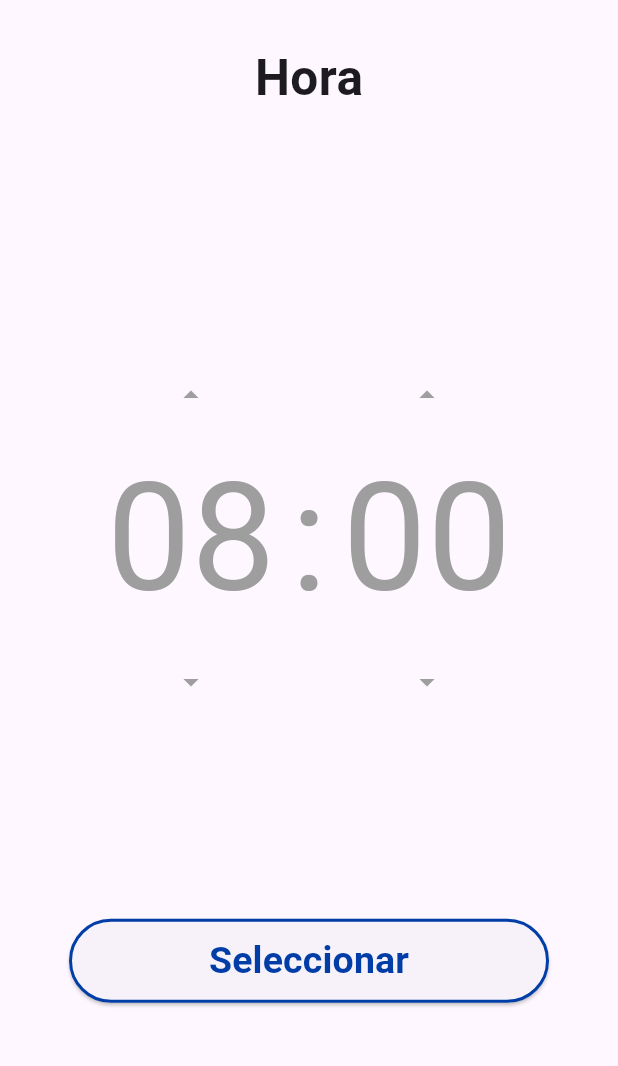
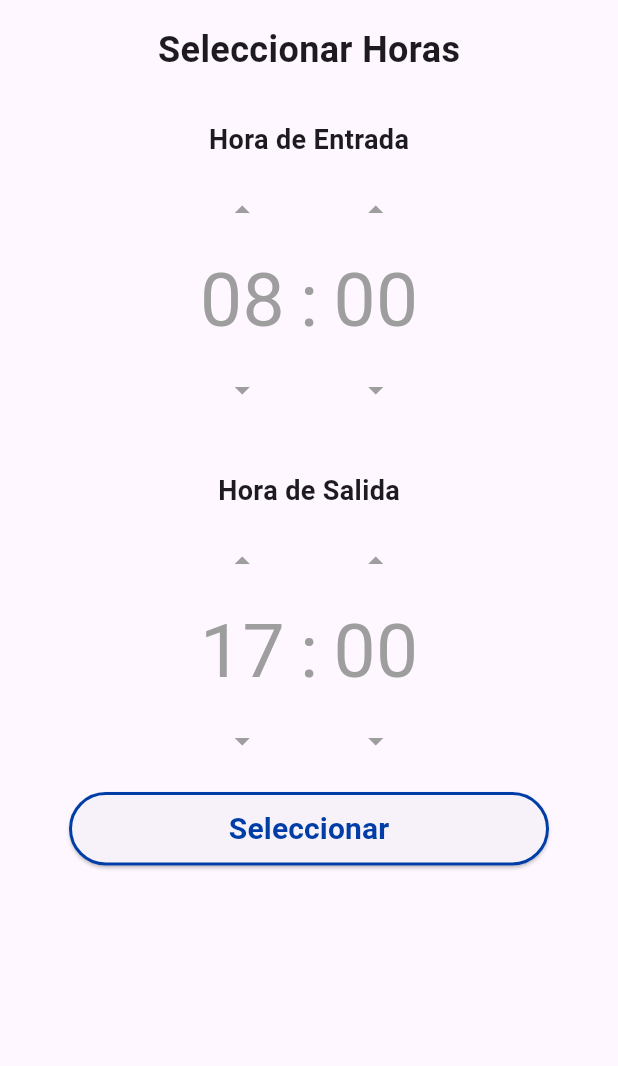
Before and after one commit to Gonzalolo1123/PUM-Parking-Ula-Movil-, a Flutter app: the MyHomePage screen opened directly, after a tap on "Hora", on a phone screen of 412 x 824 dp, the part 90-1156 px from its top. Run offline on Flutter 3.47's test engine with Material 3 defaults, Android fonts, the phone set to English and light mode, and no system bars; our stand-ins replace carousel_slider, permission_handler; missing offline and left inert: qrscan; network calls fail.

Commit message:
Avances, seleccion vehiculo y actualizacion hora con entrada y salida

```diff
--- a/lib/pag2.dart
+++ b/lib/pag2.dart
@@ -37,7 +37,7 @@ class _LogInState extends State<LogIn> {
 
     try {
       final response = await http.post(
-        Uri.parse('https://website-parking-ulagos.onrender.com/usuarios/iniciosesion'),
+        Uri.parse('http://10.0.2.2:3000/usuarios/iniciosesion'),
         headers: {
           'Content-Type': 'application/json',
         },
--- a/lib/pag3.dart
+++ b/lib/pag3.dart
@@ -62,7 +62,7 @@ class _LogUpState extends State<LogUp> {
 
     try {
       final response = await http.post(
-        Uri.parse('https://website-parking-ulagos.onrender.com/usuarios/registro'),
+        Uri.parse('http://10.0.2.2:3000/usuarios/registro'),
         headers: {
           'Content-Type': 'application/json',
         },
--- a/lib/pag7.dart
+++ b/lib/pag7.dart
@@ -1,9 +1,9 @@
-// ignore_for_file: use_key_in_widget_constructors, library_private_types_in_public_api, avoid_print, unused_field, unused_element, use_build_context_synchronously, prefer_const_constructors
+// ignore_for_file: avoid_print, prefer_const_constructors, use_build_context_synchronously
 
+import 'dart:convert';
 import 'package:flutter/material.dart';
+import 'package:flutter/services.dart'; // Importa este paquete para usar TextInputFormatter
 import 'package:http/http.dart' as http;
-import 'dart:convert';
-
 import 'package:pum/pag5.dart';
 
 class RegistroVehiculo extends StatefulWidget {
@@ -12,78 +12,64 @@ class RegistroVehiculo extends StatefulWidget {
 }
 
 class _RegistroVehiculoState extends State<RegistroVehiculo> {
-  // INICIO INTERACCIÓN BACKEND
-
-  final TextEditingController tipoVehiculoController = TextEditingController();
   final TextEditingController modeloController = TextEditingController();
-  final TextEditingController tamanoController = TextEditingController();
   final TextEditingController patenteController = TextEditingController();
   final TextEditingController colorController = TextEditingController();
 
+  String tipoVehiculoSeleccionado = 'Auto';
+  String tamanoSeleccionado = 'Mediano';
+
+  List<String> tiposVehiculo = ['Auto', 'Camioneta', 'Moto'];
+  List<String> tamanos = ['Pequeño', 'Mediano', 'Grande'];
+
   Future<void> registrarUsuario() async {
-    final String tipoVehiculo = tipoVehiculoController.text;
     final String modelo = modeloController.text;
-    final String tamano = tamanoController.text;
     final String patente = patenteController.text;
     final String color = colorController.text;
 
-    // Datos a enviar
     Map<String, String> datos = {
       'patente': patente,
-      'tipo_vehiculo': tipoVehiculo,
+      'tipo_vehiculo': tipoVehiculoSeleccionado,
       'color': color,
-      'tamaño': tamano,
+      'tamaño': tamanoSeleccionado,
       'modelo': modelo,
-
     };
 
     try {
       final response = await http.post(
-        Uri.parse(
-            'https://website-parking-ulagos.onrender.com/usuarios/principal'),
-        headers: {
-          'Content-Type': 'application/json',
-        },
+        Uri.parse('http://10.0.2.2:3000/usuarios/principal'),
+        headers: {'Content-Type': 'application/json'},
         body: jsonEncode(datos),
       );
 
       if (response.statusCode == 201) {
-        // Mostrar mensaje de éxito y redirigir a la página de inicio de sesión
         ScaffoldMessenger.of(context).showSnackBar(
           const SnackBar(content: Text('Vehículo registrado exitosamente')),
         );
-        // Esperar 1 segundo antes de navegar
         Future.delayed(Duration(seconds: 1), () {
           Navigator.push(
             context,
             MaterialPageRoute(builder: (context) => const Index()),
           );
         });
-      }
-      if (response.statusCode == 500) {
-        // Mostrar mensaje de error
+      } else if (response.statusCode == 500) {
         ScaffoldMessenger.of(context).showSnackBar(
           const SnackBar(
               content: Text('La patente ingresada ya ha sido registrada')),
         );
       } else {
-        // Mostrar mensaje de error si la respuesta no es 201
         ScaffoldMessenger.of(context).showSnackBar(
           const SnackBar(content: Text('Error al registrar el vehículo')),
         );
         print(response.statusCode);
       }
     } catch (e) {
-      // Mostrar mensaje de error si hay un error de conexión
       ScaffoldMessenger.of(context).showSnackBar(
         const SnackBar(content: Text('Error de conexión')),
       );
-      // Imprimir el mensaje de error en la consola
       print('Error de conexión: $e');
     }
   }
-
-  // FIN INTERACCIÓN BACKEND
 
   @override
   Widget build(BuildContext context) {
@@ -95,7 +81,7 @@ class _RegistroVehiculoState extends State<RegistroVehiculo> {
               mainAxisAlignment: MainAxisAlignment.spaceAround,
               crossAxisAlignment: CrossAxisAlignment.center,
               children: [
-                const SizedBox(height: 20.0),
+                const SizedBox(height: 10.0),
                 const Text(
                   'Registro Vehículo',
                   style: TextStyle(fontWeight: FontWeight.bold, fontSize: 33),
@@ -106,132 +92,150 @@ class _RegistroVehiculoState extends State<RegistroVehiculo> {
                   crossAxisAlignment: CrossAxisAlignment.center,
                   children: [
                     SizedBox(
-                      width: 300, // Ajusta el ancho según tus necesidades
-                      height: 50, // Ajusta el alto según tus necesidades
+                      width: 300,
+                      height: 60,
+                      child: DropdownButtonFormField<String>(
+                        decoration: InputDecoration(
+                          labelText: 'Tipo de Vehículo',
+                          border: OutlineInputBorder(
+                            borderRadius: BorderRadius.all(Radius.circular(15)),
+                            borderSide: BorderSide(
+                              color: Color(0xFF003DA6),
+                              width: 2.0,
+                            ),
+                          ),
+                        ),
+                        value: tipoVehiculoSeleccionado,
+                        onChanged: (String? value) {
+                          setState(() {
+                            tipoVehiculoSeleccionado = value!;
+                          });
+                        },
+                        items: tiposVehiculo.map((String tipo) {
+                          return DropdownMenuItem<String>(
+                            value: tipo,
+                            child: Text(tipo),
+                          );
+                        }).toList(),
+                      ),
+                    ),
+                    const SizedBox(height: 10.0),
+                    SizedBox(
+                      width: 300,
+                      height: 60,
+                      child: DropdownButtonFormField<String>(
+                        decoration: InputDecoration(
+                          labelText: 'Tamaño',
+                          border: OutlineInputBorder(
+                            borderRadius: BorderRadius.all(Radius.circular(15)),
+                            borderSide: BorderSide(
+                              color: Color(0xFF003DA6),
+                              width: 2.0,
+                            ),
+                          ),
+                        ),
+                        value: tamanoSeleccionado,
+                        onChanged: (String? value) {
+                          setState(() {
+                            tamanoSeleccionado = value!;
+                          });
+                        },
+                        items: tamanos.map((String tamano) {
+                          return DropdownMenuItem<String>(
+                            value: tamano,
+                            child: Text(tamano),
+                          );
+                        }).toList(),
+                      ),
+                    ),
+                    const SizedBox(height: 10.0),
+                    SizedBox(
+                      width: 300,
+                      height: 60,
                       child: TextFormField(
-                        controller:
-                            tipoVehiculoController, // PARA INTERACCIÓN BACKEND
+                        controller: modeloController,
                         decoration: const InputDecoration(
-                          labelText: 'Tipo de Vehiculo',
+                          labelText: 'Modelo',
                           hintStyle: TextStyle(
-                            fontSize:
-                                20, // Ajusta el tamaño de fuente según tus necesidades
+                            fontSize: 20,
                             color: Colors.white,
                             fontWeight: FontWeight.bold,
                           ),
                           border: OutlineInputBorder(
                             borderRadius: BorderRadius.all(Radius.circular(15)),
                             borderSide: BorderSide(
-                                color: Color(0xFF003DA6), width: 2.0),
+                              color: Color(0xFF003DA6),
+                              width: 2.0,
                             ),
                           ),
                         ),
                       ),
-                    const SizedBox(height: 20.0),
+                    ),
+                    const SizedBox(height: 10.0),
                     SizedBox(
-                      width: 300, // Ajusta el ancho según tus necesidades
-                      height: 50, // Ajusta el alto según tus necesidades
+                      width: 300,
+                      height: 60,
                       child: TextFormField(
-                        controller:
-                            modeloController, // PARA INTERACCIÓN BACKEND
+                        controller: colorController,
                         decoration: const InputDecoration(
-                          labelText: 'Modelo',
+                          labelText: 'Color',
                           hintStyle: TextStyle(
-                            fontSize:
-                                20, // Ajusta el tamaño de fuente según tus necesidades
+                            fontSize: 20,
                             color: Colors.white,
                             fontWeight: FontWeight.bold,
                           ),
                           border: OutlineInputBorder(
                             borderRadius: BorderRadius.all(Radius.circular(15)),
                             borderSide: BorderSide(
-                                color: Color(0xFF003DA6), width: 2.0),
+                              color: Color(0xFF003DA6),
+                              width: 2.0,
                             ),
                           ),
                         ),
                       ),
-                    const SizedBox(height: 20.0),
+                    ),
+
+                    const SizedBox(height: 10.0),
                     SizedBox(
-                      width: 300, // Ajusta el ancho según tus necesidades
-                      height: 50, // Ajusta el alto según tus necesidades
+                      width: 300,
+                      height: 80,
                       child: TextFormField(
-                        controller:
-                            tamanoController, // PARA INTERACCIÓN BACKEND
+                        controller: patenteController,
+                        maxLength: 6, // Permite hasta 7 caracteres con guiones
+                        inputFormatters: [
+                          UpperCaseTextFormatter(), // Convierte a mayúsculas
+                          FilteringTextInputFormatter.deny(RegExp(r'[^A-Z0-9-]')), // Acepta solo letras mayúsculas, números y guiones
+                        ],
                         decoration: const InputDecoration(
-                          labelText: 'Tamaño',
+                          labelText: 'Patente (Ej. XH6640)',
                           hintStyle: TextStyle(
-                            fontSize:
-                                20, // Ajusta el tamaño de fuente según tus necesidades
+                            fontSize: 20,
                             color: Colors.white,
                             fontWeight: FontWeight.bold,
                           ),
                           border: OutlineInputBorder(
                             borderRadius: BorderRadius.all(Radius.circular(15)),
                             borderSide: BorderSide(
-                                color: Color(0xFF003DA6), width: 2.0),
+                              color: Color(0xFF003DA6),
+                              width: 2.0,
                             ),
-                        ),
-                      ),
-                    ),
-                    const SizedBox(height: 20.0),
-                    SizedBox(
-                      width: 300, // Ajusta el ancho según tus necesidades
-                      height: 50, // Ajusta el alto según tus necesidades
-                      child: TextFormField(
-                        controller:
-                            patenteController, // PARA INTERACCIÓN BACKEND
-                        decoration: const InputDecoration(
-                          labelText: 'Patente',
-                          hintStyle: TextStyle(
-                            fontSize:
-                                20, // Ajusta el tamaño de fuente según tus necesidades
-                            color: Colors.white,
-                            fontWeight: FontWeight.bold,
-                          ),
-                          border: OutlineInputBorder(
-                            borderRadius: BorderRadius.all(Radius.circular(15)),
-                            borderSide: BorderSide(
-                                color: Color(0xFF003DA6), width: 2.0),
-                          ),
-                        ),
-                      ),
-                    ),
-                    const SizedBox(height: 20.0),
-                    SizedBox(
-                      width: 300, // Ajusta el ancho según tus necesidades
-                      height: 50, // Ajusta el alto según tus necesidades
-                      child: TextFormField(
-                        controller: colorController, // PARA INTERACCIÓN BACKEND
-                        decoration: const InputDecoration(
-                          labelText: 'Color',
-                          hintStyle: TextStyle(
-                            fontSize:
-                                20, // Ajusta el tamaño de fuente según tus necesidades
-                            color: Colors.white,
-                            fontWeight: FontWeight.bold,
-                          ),
-                          border: OutlineInputBorder(
-                            borderRadius: BorderRadius.all(Radius.circular(15)),
-                            borderSide: BorderSide(
-                                color: Color(0xFF003DA6), width: 2.0),
                           ),
                         ),
                       ),
                     ),
                     const SizedBox(height: 10.0),
-                  ],
-                ),
-                const SizedBox(height: 20.0),
                     ElevatedButton(
                       onPressed: () {
-                    // Lógica para el botón de Edificio
                         print('Registrar Auto ha sido presionado!');
                         registrarUsuario();
                       },
                       style: ElevatedButton.styleFrom(
                         minimumSize: const Size(300, 40),
                         padding: const EdgeInsets.all(10.0),
-                    side: const BorderSide(width: 2, color: Color(0xFF003DA6)),
+                        side: const BorderSide(
+                          width: 2.0,
+                          color: Color(0xFF003DA6),
+                        ),
                       ),
                       child: const Text(
                         'Registrar Auto',
@@ -245,9 +249,23 @@ class _RegistroVehiculoState extends State<RegistroVehiculo> {
                     const SizedBox(height: 10.0),
                   ],
                 ),
+              ],
+            ),
           ),
         ),
       ),
     );
   }
 }
+
+// Formateador para convertir todo a mayúsculas
+class UpperCaseTextFormatter extends TextInputFormatter {
+  @override
+  TextEditingValue formatEditUpdate(
+      TextEditingValue oldValue, TextEditingValue newValue) {
+    return TextEditingValue(
+      text: newValue.text.toUpperCase(),
+      selection: newValue.selection,
+    );
+  }
+}
--- a/lib/pag8b.dart
+++ b/lib/pag8b.dart
@@ -1,4 +1,4 @@
-// ignore_for_file: avoid_print, use_key_in_widget_constructors, library_private_types_in_public_api
+// ignore_for_file: avoid_print, use_key_in_widget_constructors, library_private_types_in_public_api, prefer_const_declarations
 
 import 'package:flutter/material.dart';
 import 'package:carousel_slider/carousel_slider.dart';
@@ -126,8 +126,7 @@ class _SedeState extends State<Sede> {
             ),
             ElevatedButton(
               onPressed: () {
-                final sedeSeleccionada =
-                    buildings[_currentIndex]['description']!;
+                final sedeSeleccionada ='AV001';
                 print('Sede seleccionada: $sedeSeleccionada');
                 Navigator.push(
                   context,
--- a/lib/pag9.dart
+++ b/lib/pag9.dart
@@ -1,7 +1,6 @@
 // ignore_for_file: library_private_types_in_public_api, use_super_parameters, avoid_print
 
 import 'package:flutter/material.dart';
-
 
 class Hora extends StatefulWidget {
   const Hora({Key? key}) : super(key: key);
@@ -12,22 +11,39 @@ class Hora extends StatefulWidget {
 
 // Clase de estado
 class _HoraState extends State<Hora> {
-  int _hour = 8; // Hora por defecto
-  int _minute = 0; // Minuto por defecto
-  String _horaSeleccionada = '00:00'; // String para mostrar la hora seleccionada
+  int _hourEntrada = 8; // Hora de entrada por defecto
+  int _minuteEntrada = 0; // Minuto de entrada por defecto
+  String _horaEntradaSeleccionada = '08:00'; // String para mostrar la hora de entrada seleccionada
 
-  // Método para actualizar la hora y el minuto
-  void _updateTime(int hour, int minute) {
+  int _hourSalida = 17; // Hora de salida por defecto
+  int _minuteSalida = 0; // Minuto de salida por defecto
+  String _horaSalidaSeleccionada = '17:00'; // String para mostrar la hora de salida seleccionada
+
+  // Método para actualizar la hora y el minuto de entrada
+  void _updateTimeEntrada(int hour, int minute) {
     setState(() {
-      _hour = hour;
-      _minute = minute;
-      _horaSeleccionada =
-          '$_hour:${_minute.toString().padLeft(2, '0')}'; // Formato HH:MM
+      _hourEntrada = hour;
+      _minuteEntrada = minute;
+      _horaEntradaSeleccionada =
+          '$_hourEntrada:${_minuteEntrada.toString().padLeft(2, '0')}'; // Formato HH:MM
     });
   }
 
-  // Getter para obtener el valor de _horaSeleccionada
-  String get horaSeleccionada => _horaSeleccionada;
+  // Método para actualizar la hora y el minuto de salida
+  void _updateTimeSalida(int hour, int minute) {
+    setState(() {
+      _hourSalida = hour;
+      _minuteSalida = minute;
+      _horaSalidaSeleccionada =
+          '$_hourSalida:${_minuteSalida.toString().padLeft(2, '0')}'; // Formato HH:MM
+    });
+  }
+
+  // Getter para obtener el valor de _horaEntradaSeleccionada
+  String get horaEntradaSeleccionada => _horaEntradaSeleccionada;
+
+  // Getter para obtener el valor de _horaSalidaSeleccionada
+  String get horaSalidaSeleccionada => _horaSalidaSeleccionada;
 
   @override
   Widget build(BuildContext context) {
@@ -52,16 +68,71 @@ class _HoraState extends State<Hora> {
         ),
       ),
       resizeToAvoidBottomInset: true,
-      body: Center(
+      body: SingleChildScrollView(
+        child: Center(
+          child: Padding(
+            padding: const EdgeInsets.all(16.0),
             child: Column(
               mainAxisAlignment: MainAxisAlignment.spaceAround,
               crossAxisAlignment: CrossAxisAlignment.center,
               children: [
                 const Text(
-              'Hora',
-              style: TextStyle(fontWeight: FontWeight.bold, fontSize: 33),
+                  'Seleccionar Horas',
+                  style: TextStyle(fontWeight: FontWeight.bold, fontSize: 24),
                 ),
-            const SizedBox(height: 50),
+                const SizedBox(height: 30),
+                _buildTimePicker(
+                  'Hora de Entrada',
+                  _hourEntrada,
+                  _minuteEntrada,
+                  _updateTimeEntrada,
+                ),
+                const SizedBox(height: 30),
+                _buildTimePicker(
+                  'Hora de Salida',
+                  _hourSalida,
+                  _minuteSalida,
+                  _updateTimeSalida,
+                ),
+                const SizedBox(height: 10),
+                ElevatedButton(
+                  onPressed: () {
+                    print('Hora de entrada enviada: $horaEntradaSeleccionada');
+                    print('Hora de salida enviada: $horaSalidaSeleccionada');
+                    Navigator.pop(context, {'entrada': horaEntradaSeleccionada, 'salida': horaSalidaSeleccionada});
+                  },
+                  style: ElevatedButton.styleFrom(
+                    minimumSize: const Size(320, 40),
+                    padding: const EdgeInsets.all(10.0),
+                    side: const BorderSide(width: 2, color: Color(0xFF003DA6)),
+                  ),
+                  child: const Text(
+                    'Seleccionar',
+                    style: TextStyle(
+                      fontSize: 20,
+                      color: Color(0xFF003DA6),
+                      fontWeight: FontWeight.bold,
+                    ),
+                  ),
+                ),
+              ],
+            ),
+          ),
+        ),
+      ),
+    );
+  }
+
+  Widget _buildTimePicker(
+      String label, int hour, int minute, Function(int, int) onUpdate) {
+    return Column(
+      mainAxisAlignment: MainAxisAlignment.center,
+      children: [
+        Text(
+          label,
+          style: const TextStyle(fontWeight: FontWeight.bold, fontSize: 18),
+        ),
+        const SizedBox(height: 10),
         Row(
           mainAxisAlignment: MainAxisAlignment.center,
           children: [
@@ -72,22 +143,21 @@ class _HoraState extends State<Hora> {
                   icon: const Icon(Icons.arrow_drop_up, color: Colors.grey),
                   onPressed: () {
                     setState(() {
-                          _hour = (_hour + 1) % 24;
-                          _updateTime(_hour, _minute);
+                      hour = (hour + 1) % 24;
+                      onUpdate(hour, minute);
                     });
                   },
                 ),
                 Text(
-                      _hour.toString().padLeft(2, '0'),
-                      style: const TextStyle(fontSize: 100, color: Colors.grey),
+                  hour.toString().padLeft(2, '0'),
+                  style: const TextStyle(fontSize: 50, color: Colors.grey),
                 ),
                 IconButton(
-                      icon:
-                          const Icon(Icons.arrow_drop_down, color: Colors.grey),
+                  icon: const Icon(Icons.arrow_drop_down, color: Colors.grey),
                   onPressed: () {
                     setState(() {
-                          _hour = (_hour - 1 + 24) % 24;
-                          _updateTime(_hour, _minute);
+                      hour = (hour - 1 + 24) % 24;
+                      onUpdate(hour, minute);
                     });
                   },
                 ),
@@ -96,7 +166,7 @@ class _HoraState extends State<Hora> {
             const SizedBox(width: 10),
             const Text(
               ':',
-                  style: TextStyle(fontSize: 100, color: Colors.grey),
+              style: TextStyle(fontSize: 50, color: Colors.grey),
             ),
             const SizedBox(width: 10),
             Column(
@@ -106,22 +176,21 @@ class _HoraState extends State<Hora> {
                   icon: const Icon(Icons.arrow_drop_up, color: Colors.grey),
                   onPressed: () {
                     setState(() {
-                          _minute = (_minute + 1) % 60;
-                          _updateTime(_hour, _minute);
+                      minute = (minute + 1) % 60;
+                      onUpdate(hour, minute);
                     });
                   },
                 ),
                 Text(
-                      _minute.toString().padLeft(2, '0'),
-                      style: const TextStyle(fontSize: 100, color: Colors.grey),
+                  minute.toString().padLeft(2, '0'),
+                  style: const TextStyle(fontSize: 50, color: Colors.grey),
                 ),
                 IconButton(
-                      icon:
-                          const Icon(Icons.arrow_drop_down, color: Colors.grey),
+                  icon: const Icon(Icons.arrow_drop_down, color: Colors.grey),
                   onPressed: () {
                     setState(() {
-                          _minute = (_minute - 1 + 60) % 60;
-                          _updateTime(_hour, _minute);
+                      minute = (minute - 1 + 60) % 60;
+                      onUpdate(hour, minute);
                     });
                   },
                 ),
@@ -129,30 +198,7 @@ class _HoraState extends State<Hora> {
             ),
           ],
         ),
-            const SizedBox(height: 20),
-            ElevatedButton(
-              onPressed: () {
-                print('Hora enviada: $horaSeleccionada');
-                Navigator.pop(context, horaSeleccionada);
-              },
-              style: ElevatedButton.styleFrom(
-                minimumSize: const Size(320, 40),
-                padding: const EdgeInsets.all(10.0),
-                side: const BorderSide(width: 2, color: Color(0xFF003DA6)),
-              ),
-              child: const Text(
-                'Seleccionar',
-                style: TextStyle(
-                  fontSize: 25,
-                  color: Color(0xFF003DA6),
-                  fontWeight: FontWeight.bold,
-                ),
-              ),
-            ),
-            const SizedBox(height: 10.0),
       ],
-        ),
-      ),
     );
   }
 }
```
Also changed, not shown: lib/pag5.dart (+47 -26 lines), lib/pag6.dart (+9 -6 lines), lib/pag7b.dart (+36 -34 lines). Lines whose indentation alone changed are shown as unchanged.
